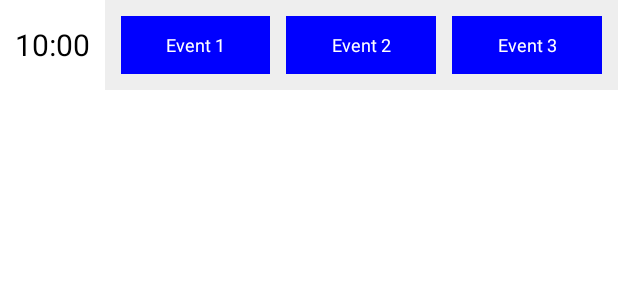
After one commit to jvillanueva3651/HabitGuard, an Android app: the layout hour_cell.xml on its own in the app's theme, with its tools: preview values and no code run, on a phone screen of 412 x 824 dp. The commit adds this screen. Shown: the top 300 px of the screen. Run offline under Robolectric (Android 15) with nearby library versions, the phone set to English and light mode, and no system bars.

Commit message:
Some update to the syntax

```diff
--- a/app/src/main/res/layout/calendar_cell.xml
+++ b/app/src/main/res/layout/calendar_cell.xml
@@ -2,6 +2,7 @@
 <androidx.constraintlayout.widget.ConstraintLayout xmlns:android="http://schemas.android.com/apk/res/android"
     android:layout_width="match_parent"
     android:layout_height="match_parent"
+    android:id="@+id/parentView"
     xmlns:app="http://schemas.android.com/apk/res-auto">
 
 
--- /dev/null
+++ b/app/src/main/res/layout/hour_cell.xml
@@ -0,0 +1,64 @@
+<?xml version="1.0" encoding="utf-8"?>
+<LinearLayout
+    xmlns:android="http://schemas.android.com/apk/res/android"
+    android:orientation="horizontal"
+    android:layout_width="match_parent"
+    android:layout_height="60dp">
+
+    <TextView
+        android:layout_width="70dp"
+        android:layout_height="match_parent"
+        android:gravity="center"
+        android:id="@+id/timeTV"
+        android:textSize="20sp"
+        android:textColor="@color/black"
+        android:text="10:00"/>
+
+    <LinearLayout
+        android:background="@color/lightGray"
+        android:layout_width="match_parent"
+        android:layout_height="match_parent"
+        android:padding="5dp">
+
+        <TextView
+            android:layout_width="0dp"
+            android:layout_weight="1"
+            android:layout_margin="5dp"
+            android:background="@color/blue"
+            android:layout_height="match_parent"
+            android:gravity="center"
+            android:id="@+id/event1"
+            android:textSize="12sp"
+            android:lines="2"
+            android:textColor="@color/white"
+            android:text="Event 1"/>
+
+        <TextView
+            android:layout_width="0dp"
+            android:layout_weight="1"
+            android:layout_margin="5dp"
+            android:background="@color/blue"
+            android:layout_height="match_parent"
+            android:gravity="center"
+            android:id="@+id/event2"
+            android:textSize="12sp"
+            android:lines="2"
+            android:textColor="@color/white"
+            android:text="Event 2"/>
+
+        <TextView
+            android:layout_width="0dp"
+            android:layout_weight="1"
+            android:layout_margin="5dp"
+            android:background="@color/blue"
+            android:layout_height="match_parent"
+            android:gravity="center"
+            android:id="@+id/event3"
+            android:textSize="12sp"
+            android:lines="2"
+            android:textColor="@color/white"
+            android:text="Event 3"/>
+
+    </LinearLayout>
+
+</LinearLayout>
--- a/app/src/main/res/values/colors.xml
+++ b/app/src/main/res/values/colors.xml
@@ -1,10 +1,8 @@
 <?xml version="1.0" encoding="utf-8"?>
 <resources>
-    <color name="purple_200">#FFBB86FC</color>
-    <color name="purple_500">#FF6200EE</color>
-    <color name="purple_700">#FF3700B3</color>
-    <color name="teal_200">#FF03DAC5</color>
-    <color name="teal_700">#FF018786</color>
+    <color name="lightGray">#EEE</color>
+    <color name="gray">#888</color>
+    <color name="blue">#0000FF</color>
     <color name="black">#FF000000</color>
     <color name="white">#FFFFFFFF</color>
 </resources>
```
Also changed, not shown: app/src/main/java/com/washburn/habitguard/ui/gallery/EventEditActivity.kt (deleted, +0 -21 lines), app/src/main/java/com/washburn/habitguard/ui/gallery/WeekViewActivity.kt (deleted, +0 -21 lines), app/src/main/res/layout/activity_event_edit.xml (deleted, +0 -10 lines), app/src/main/res/layout/activity_week_view.xml (deleted, +0 -10 lines), app/src/main/res/layout/event_cell.xml (+13 -2 lines).
